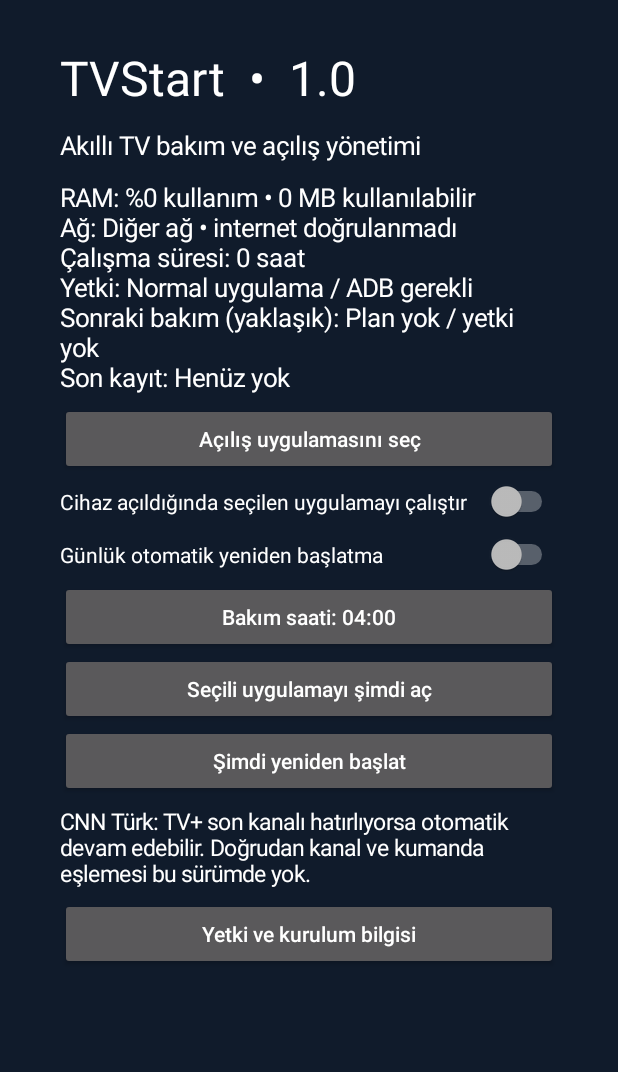
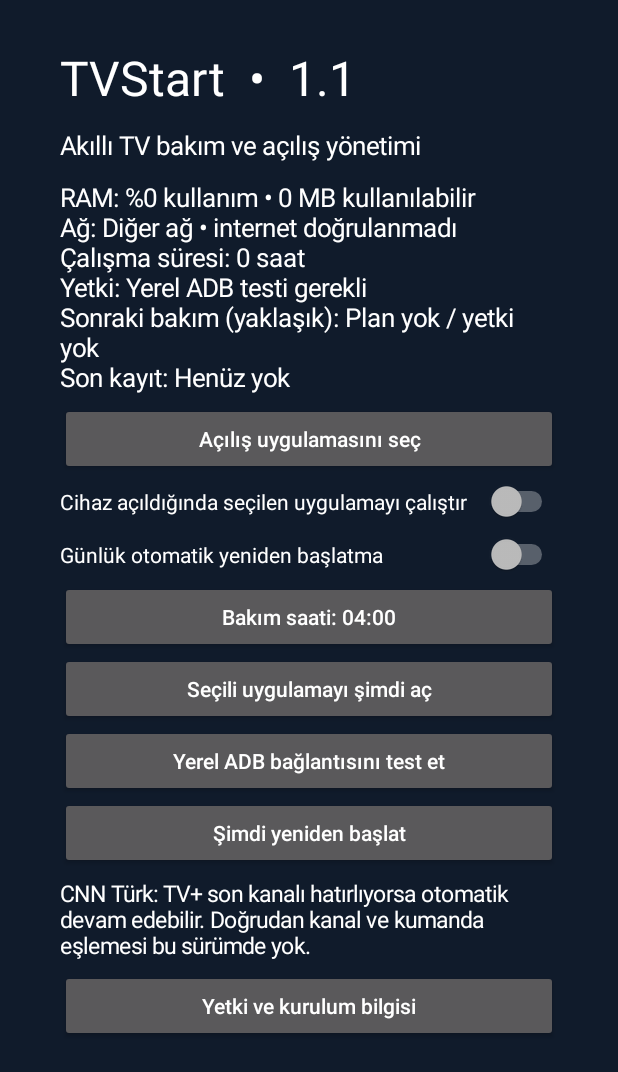
Before and after one commit to hizmetall-sys/tvstart, an Android app: the screen it shows after launch (MainActivity), on a phone screen of 412 x 824 dp. Shown: the top 1072 px of the screen. Run offline under Robolectric (Android 15) with nearby library versions, the phone set to English and light mode, and no system bars.

Commit message:
TVStart 1.1 MainActivity.java

```diff
--- a/app/src/main/java/com/hizmetall/tvstart/MainActivity.java
+++ b/app/src/main/java/com/hizmetall/tvstart/MainActivity.java
@@ -16,15 +16,16 @@ public class MainActivity extends Activity {
     TextView label(String s,int size){TextView t=new TextView(this);t.setText(s);t.setTextSize(size);t.setTextColor(Color.WHITE);t.setPadding(0,dp(6),0,dp(6));return t;}
     Button btn(String s,View.OnClickListener l){Button b=new Button(this);b.setText(s);b.setAllCaps(false);b.setOnClickListener(l);return b;}
     @Override public void onCreate(Bundle b){super.onCreate(b);ScrollView sc=new ScrollView(this);sc.setFillViewport(true);sc.setBackgroundColor(0xff101b2b);LinearLayout root=new LinearLayout(this);root.setOrientation(1);root.setPadding(dp(40),dp(24),dp(40),dp(24));sc.addView(root);setContentView(sc);
-        root.addView(label("TVStart  •  1.0",32));root.addView(label("Akıllı TV bakım ve açılış yönetimi",17));status=label("",17);root.addView(status);
+        root.addView(label("TVStart  •  1.1",32));root.addView(label("Akıllı TV bakım ve açılış yönetimi",17));status=label("",17);root.addView(status);
         choose=btn("Açılış uygulamasını seç",v->pick());root.addView(choose);
         auto=new Switch(this);auto.setText("Cihaz açıldığında seçilen uygulamayı çalıştır");auto.setTextColor(Color.WHITE);auto.setPadding(0,dp(8),0,dp(8));auto.setChecked(Engine.prefs(this).getBoolean("auto",false));auto.setOnCheckedChangeListener((v,on)->{Engine.prefs(this).edit().putBoolean("auto",on).apply();refresh();});root.addView(auto);
         daily=new Switch(this);daily.setText("Günlük otomatik yeniden başlatma");daily.setTextColor(Color.WHITE);daily.setPadding(0,dp(8),0,dp(8));daily.setChecked(Engine.prefs(this).getBoolean("daily",false));daily.setOnCheckedChangeListener((v,on)->{Engine.prefs(this).edit().putBoolean("daily",on).apply();Engine.schedule(this);refresh();});root.addView(daily);
         time=btn("",v->{new TimePickerDialog(this,(view,hr,min)->{Engine.prefs(this).edit().putInt("hour",hr).putInt("minute",min).apply();Engine.schedule(this);refresh();},Engine.prefs(this).getInt("hour",4),Engine.prefs(this).getInt("minute",0),true).show();});root.addView(time);
         root.addView(btn("Seçili uygulamayı şimdi aç",v->{if(!Engine.open(this))toast("Uygulama açılamadı");refresh();}));
-        root.addView(btn("Şimdi yeniden başlat",v->{if(!Engine.owner(this)){toast("Cihaz sahibi yetkisi yok; harici ADB kullanılabilir.");return;}new AlertDialog.Builder(this).setTitle("Cihaz yeniden başlatılsın mı?").setNegativeButton("Vazgeç",null).setPositiveButton("Yeniden başlat",(d,w)->{if(!Engine.reboot(this))toast("İşlem başarısız");refresh();}).show();}));
+        root.addView(btn("Yerel ADB bağlantısını test et",v->{v.setEnabled(false);toast("ADB bağlantısı deneniyor. İzin sorulursa her zaman izin ver seçeneğini işaretleyin.");new Thread(()->{boolean ok=false;String msg;try{ok=LocalAdb.test(this);msg=ok?"Yerel ADB bağlantısı başarılı":"ADB testi başarısız";}catch(Exception e){msg="ADB: "+e.getMessage();}Engine.prefs(this).edit().putBoolean("adb",ok).apply();Engine.log(this,msg);Engine.schedule(this);final String result=msg;h.post(()->{v.setEnabled(true);toast(result);refresh();});}).start();}));
+        root.addView(btn("Şimdi yeniden başlat",v->{if(!Engine.ready(this)){toast("Önce yerel ADB bağlantısını test edin.");return;}new AlertDialog.Builder(this).setTitle("Cihaz yeniden başlatılsın mı?").setNegativeButton("Vazgeç",null).setPositiveButton("Yeniden başlat",(d,w)->{new Thread(()->{boolean ok=Engine.reboot(this);h.post(()->{if(!ok)toast("İşlem başarısız; son kaydı kontrol edin");refresh();});}).start();}).show();}));
         root.addView(label("CNN Türk: TV+ son kanalı hatırlıyorsa otomatik devam edebilir. Doğrudan kanal ve kumanda eşlemesi bu sürümde yok.",15));
-        root.addView(btn("Yetki ve kurulum bilgisi",v->new AlertDialog.Builder(this).setTitle("Yeniden başlatma yetkisi").setMessage("Normal Android uygulaması cihazı yeniden başlatamaz. Cihaz sahibi (Device Owner) yetkisi veya harici ADB gerekir. Google hesabı olan mevcut cihazlarda sahiplik kurulumu reddedilebilir. Sıfırlama yapmayın.").setPositiveButton("Tamam",null).show()));
+        root.addView(btn("Yetki ve kurulum bilgisi",v->new AlertDialog.Builder(this).setTitle("Yeniden başlatma yetkisi").setMessage("Geliştirici seçeneklerinde ağ ADB etkin olmalı (5555). Yerel ADB testini çalıştırın ve Android izin penceresini onaylayın. Cihazı sıfırlamayın. ADB portunu internete açmayın.").setPositiveButton("Tamam",null).show()));
         Engine.schedule(this);refresh();choose.requestFocus();
     }
     private void toast(String s){Toast.makeText(this,s,Toast.LENGTH_LONG).show();}
@@ -33,7 +34,7 @@ public class MainActivity extends Activity {
     private void refresh(){if(status==null)return;ActivityManager.MemoryInfo m=new ActivityManager.MemoryInfo();getSystemService(ActivityManager.class).getMemoryInfo(m);long used=m.totalMem>0?100*(m.totalMem-m.availMem)/m.totalMem:0;
         ConnectivityManager cm=getSystemService(ConnectivityManager.class);Network n=cm.getActiveNetwork();NetworkCapabilities cap=n==null?null:cm.getNetworkCapabilities(n);String net=cap==null?"Bağlantı yok":(cap.hasTransport(NetworkCapabilities.TRANSPORT_WIFI)?"Wi-Fi":"Diğer ağ")+(cap.hasCapability(NetworkCapabilities.NET_CAPABILITY_VALIDATED)?" • internet doğrulandı":" • internet doğrulanmadı");
         long next=Engine.prefs(this).getLong("next",0);String planned=next==0?"Plan yok / yetki yok":new java.text.SimpleDateFormat("dd.MM HH:mm",Locale.getDefault()).format(new Date(next));
-        status.setText("RAM: %"+used+" kullanım • "+(m.availMem/1048576)+" MB kullanılabilir\nAğ: "+net+"\nÇalışma süresi: "+(SystemClock.elapsedRealtime()/3600000)+" saat\nYetki: "+(Engine.owner(this)?"Cihaz sahibi etkin":"Normal uygulama / ADB gerekli")+"\nSonraki bakım (yaklaşık): "+planned+"\nSon kayıt: "+Engine.prefs(this).getString("last","Henüz yok"));
+        status.setText("RAM: %"+used+" kullanım • "+(m.availMem/1048576)+" MB kullanılabilir\nAğ: "+net+"\nÇalışma süresi: "+(SystemClock.elapsedRealtime()/3600000)+" saat\nYetki: "+(Engine.owner(this)?"Cihaz sahibi etkin":(Engine.ready(this)?"Yerel ADB onaylandı":"Yerel ADB testi gerekli"))+"\nSonraki bakım (yaklaşık): "+planned+"\nSon kayıt: "+Engine.prefs(this).getString("last","Henüz yok"));
         time.setText(String.format(Locale.ROOT,"Bakım saati: %02d:%02d",Engine.prefs(this).getInt("hour",4),Engine.prefs(this).getInt("minute",0)));String pkg=Engine.prefs(this).getString("package","");choose.setText(pkg.isEmpty()?"Açılış uygulamasını seç":"Açılış: "+Engine.prefs(this).getString("label",pkg));
     }
     private void pick(){PackageManager pm=getPackageManager();LinkedHashMap<String,String> apps=new LinkedHashMap<>();for(String category:new String[]{Intent.CATEGORY_LEANBACK_LAUNCHER,Intent.CATEGORY_LAUNCHER}){for(ResolveInfo ri:pm.queryIntentActivities(new Intent(Intent.ACTION_MAIN).addCategory(category),0)){String p=ri.activityInfo.packageName;if(!p.equals(getPackageName()))apps.put(p,ri.loadLabel(pm).toString());}}
```
